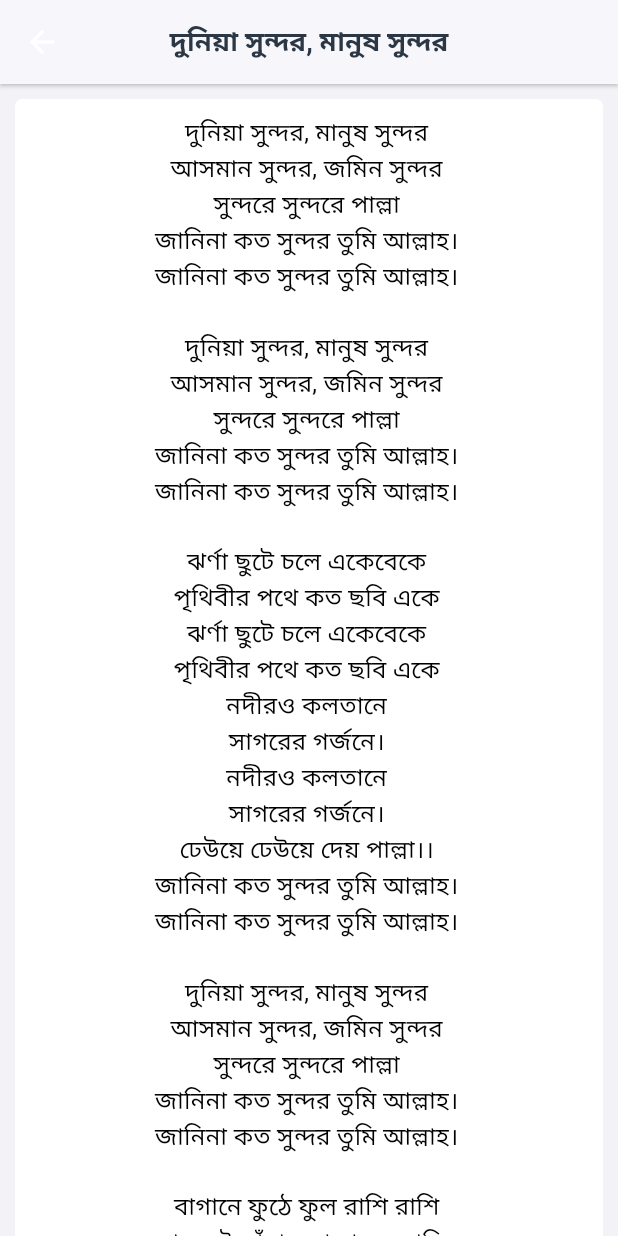
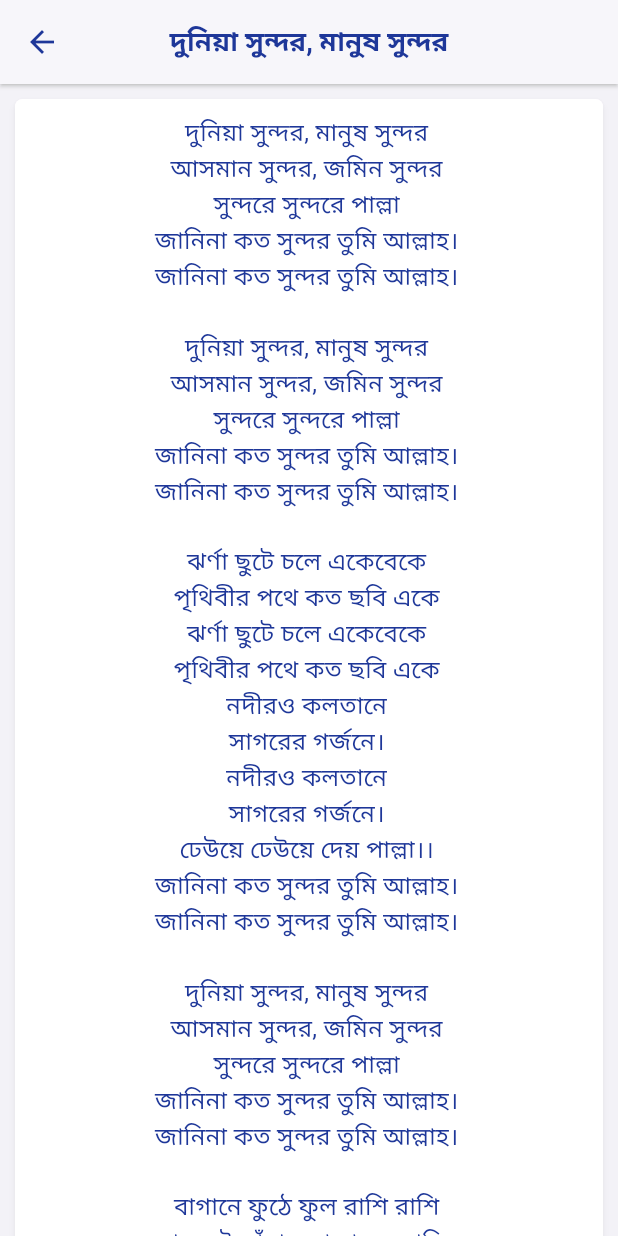
Before and after one commit to saeid721/lyrics_apps, a Flutter app: the screen it shows after launch, after a tap on "দুনিয়া সুন্দর, মানুষ সুন্দর", on a phone screen of 412 x 824 dp. Run offline on Flutter 3.47's test engine with Material 3 defaults, Android fonts, the light colour scheme and no system bars; our stand-ins replace get; project files that could hold a hidden picture were left out.

Commit message:
banla lyrics add

```diff
--- a/lib/bangla_lyrics/chapter_one.dart
+++ b/lib/bangla_lyrics/bangla_001.dart
@@ -4,8 +4,8 @@ import '../widget/colors.dart';
 import '../widget/global_container.dart';
 import '../widget/global_text.dart';
 
-class ChapterOneScreen extends StatelessWidget {
-  const ChapterOneScreen({super.key});
+class BanglaOneScreen extends StatelessWidget {
+  const BanglaOneScreen({super.key});
 
   @override
   Widget build(BuildContext context) {
@@ -13,7 +13,8 @@ class ChapterOneScreen extends StatelessWidget {
       appBar: AppBar(
         elevation: 1,
         shadowColor: ColorRes.border,
-        iconTheme: const IconThemeData(color: Colors.white),
+        backgroundColor: Colors.white,
+        iconTheme: const IconThemeData(color: ColorRes.primaryColor),
         title: const Text(
           'দুনিয়া সুন্দর, মানুষ সুন্দর',
           style: TextStyle(
@@ -23,7 +24,6 @@ class ChapterOneScreen extends StatelessWidget {
           ),
         ),
         centerTitle: true,
-        backgroundColor: Colors.white,
       ),
       body: SingleChildScrollView(
         scrollDirection: Axis.vertical,
@@ -36,6 +36,7 @@ class ChapterOneScreen extends StatelessWidget {
                 padding: const EdgeInsets.all(10),
                 child: GlobalContainer(
                   backgroundColor: ColorRes.white,
+                  elevation: 2.0,
                   borderCornerRadius: BorderRadius.circular(5),
                   width: Get.width,
                   child: const Padding(
--- a/lib/home_bangla_lyrics_screen.dart
+++ b/lib/home_bangla_lyrics_screen.dart
@@ -1,7 +1,8 @@
 import 'package:flutter/material.dart';
 import 'package:get/get.dart';
+import 'bangla_lyrics/bangla_002.dart';
 import 'widget/chapter_item_widget.dart';
-import 'bangla_lyrics/chapter_one.dart';
+import 'bangla_lyrics/bangla_001.dart';
 import 'widget/colors.dart';
 import 'widget/sidebar_menu_widget.dart';
 
@@ -30,7 +31,7 @@ class _BanglaIslamicSongsLyricListScreenState
         elevation: 1,
         shadowColor: ColorRes.border,
         backgroundColor: Colors.white,
-        iconTheme: const IconThemeData(color: Colors.white),
+        iconTheme: const IconThemeData(color: ColorRes.primaryColor),
         title: const Text(
           'Islamic Songs Lyrics',
           style: TextStyle(
@@ -54,42 +55,42 @@ class _BanglaIslamicSongsLyricListScreenState
                 ChapterItem(
                   title: 'দুনিয়া সুন্দর, মানুষ সুন্দর',
                   onTap: () {
-                    Get.to(() => const ChapterOneScreen());
+                    Get.to(() => const BanglaOneScreen());
                   },
                 ),
                 const SizedBox(height: 5),
                 ChapterItem(
-                  title: 'দ্বিতীয়',
+                  title: 'আমার বড় কষ্ট হয়',
                   onTap: () {
-                    Get.to(() => const ChapterOneScreen());
+                    Get.to(() => const BanglaTwoScreen());
                   },
                 ),
                 const SizedBox(height: 5),
                 ChapterItem(
                   title: 'তৃতীয়',
                   onTap: () {
-                    Get.to(() => const ChapterOneScreen());
+                    Get.to(() => const BanglaOneScreen());
                   },
                 ),
                 const SizedBox(height: 5),
                 ChapterItem(
                   title: 'চতুর্থ',
                   onTap: () {
-                    Get.to(() => const ChapterOneScreen());
+                    Get.to(() => const BanglaOneScreen());
                   },
                 ),
                 const SizedBox(height: 5),
                 ChapterItem(
                   title: 'পঞ্চম',
                   onTap: () {
-                    Get.to(() => const ChapterOneScreen());
+                    Get.to(() => const BanglaOneScreen());
                   },
                 ),
                 const SizedBox(height: 5),
                 ChapterItem(
                   title: 'ষষ্ঠ',
                   onTap: () {
-                    Get.to(() => const ChapterOneScreen());
+                    Get.to(() => const BanglaOneScreen());
                   },
                 ),
               ],
--- a/lib/widget/colors.dart
+++ b/lib/widget/colors.dart
@@ -10,7 +10,7 @@ class ColorRes {
   static const Color border = Color(0xffE5E4E2);
   static const Color title = Color(0xFFFFC107);
 
-  static const Color primaryColor = Color(0xFF2b3744);
+  static const Color primaryColor = Color(0xFF1e3799);
 
   static const Color black = Color(0xFF000000);
   static const Color red = Color(0xFFF44336);
--- a/lib/widget/global_container.dart
+++ b/lib/widget/global_container.dart
@@ -10,6 +10,7 @@ class GlobalContainer extends StatelessWidget {
   final double? width;
   final double? height;
   final Border? border;
+  final double elevation; // Added elevation
 
   const GlobalContainer({
     super.key,
@@ -22,21 +23,29 @@ class GlobalContainer extends StatelessWidget {
     this.border,
     this.backgroundColor = Colors.white,
     this.borderCornerRadius,
+    this.elevation = 0.0, // Default elevation to 0
   });
 
   @override
   Widget build(BuildContext context) {
-    return Container(
+    return Material(
+      elevation: elevation, // Apply elevation here
+      shadowColor: Colors.black.withOpacity(0.3), // Customize shadow color
+      borderRadius: borderCornerRadius ??
+          BorderRadius.circular(borderRadius), // Apply borderRadius to Material
+      child: Container(
         height: height,
         width: width,
         padding: padding,
         margin: margin,
         decoration: BoxDecoration(
           color: backgroundColor,
-        borderRadius: borderCornerRadius ?? BorderRadius.circular(borderRadius),
+          borderRadius:
+              borderCornerRadius ?? BorderRadius.circular(borderRadius),
           border: border,
         ),
         child: child,
+      ),
     );
   }
 }
--- a/lib/widget/global_text.dart
+++ b/lib/widget/global_text.dart
@@ -45,7 +45,7 @@ class GlobalText extends StatelessWidget {
     final double fontHeight = h * fw;
 
     final textStyle = TextStyle(
-      color: color ?? ColorRes.black,
+      color: color ?? ColorRes.primaryColor,
       fontSize: fontSize,
       fontWeight: fontWeight,
       letterSpacing: letterSpacing,
```
Also changed, not shown: lib/about_screen.dart (+7 -10 lines), lib/bangla_lyrics/bangla_002.dart (added, +77 -0 lines), lib/contact_screen.dart (+5 -6 lines), lib/home_arabic_lyrics_screen.dart (+10 -10 lines), lib/home_english_lyrics_screen.dart (+10 -10 lines), lib/home_hindi_lyrics_screen.dart (+10 -10 lines), lib/home_urdhu_lyrics_screen.dart (+10 -10 lines). Lines whose indentation alone changed are shown as unchanged.
